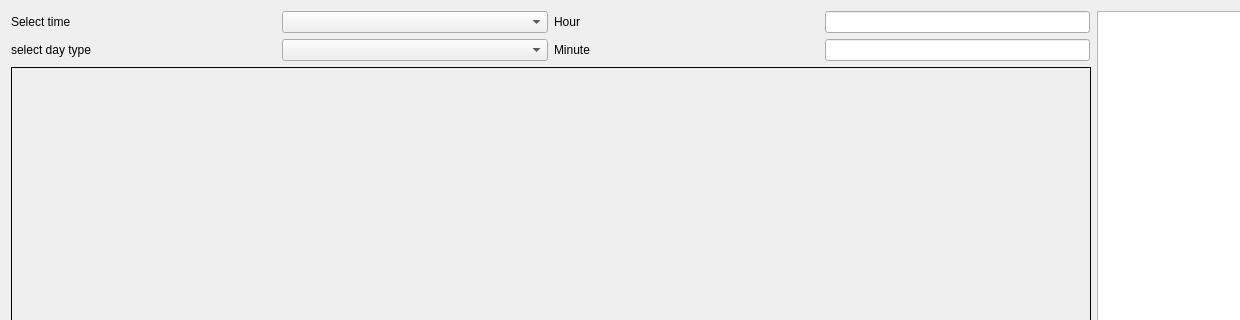
First picture: the form in application/ui/processing_window.ui, repository Nitish1206/yolor_tracking, before the edit; both pictures show x 0 to 1240 and y 0 to 320 of the 1332 by 874 pixel window.
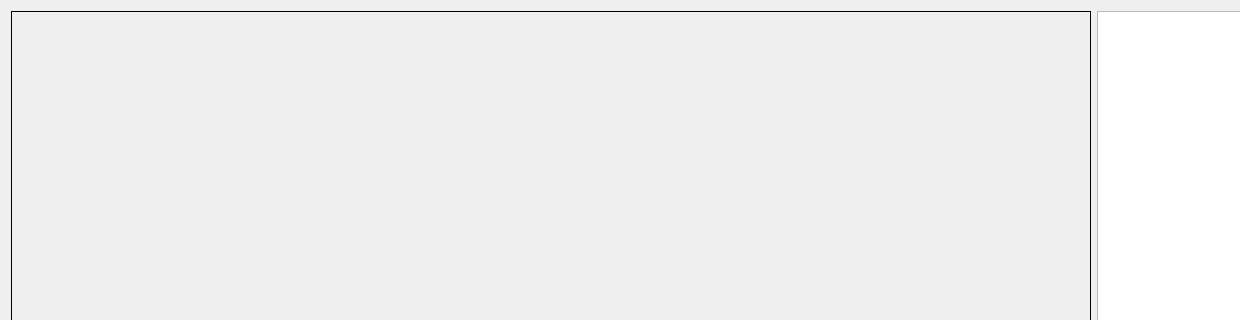
Second picture: the form after the edit.

```diff
--- a/application/ui/processing_window.ui
+++ b/application/ui/processing_window.ui
@@ -17,54 +17,7 @@
    <item row="0" column="1">
     <layout class="QHBoxLayout" name="horizontalLayout_2" stretch="2,2">
      <item>
-      <layout class="QVBoxLayout" name="verticalLayout" stretch="1,4,1,0">
-       <item>
-        <layout class="QGridLayout" name="gridLayout" columnstretch="1,1,1,1,0" columnminimumwidth="1,1,1,1,1">
-         <property name="sizeConstraint">
-          <enum>QLayout::SetNoConstraint</enum>
-         </property>
-         <item row="1" column="2">
-          <widget class="QLabel" name="label_2">
-           <property name="text">
-            <string>Minute</string>
-           </property>
-          </widget>
-         </item>
-         <item row="1" column="1">
-          <widget class="QComboBox" name="comboBox_2"/>
-         </item>
-         <item row="0" column="0">
-          <widget class="QLabel" name="time_selector">
-           <property name="text">
-            <string>Select time</string>
-           </property>
-          </widget>
-         </item>
-         <item row="0" column="1">
-          <widget class="QComboBox" name="comboBox"/>
-         </item>
-         <item row="0" column="2">
-          <widget class="QLabel" name="label">
-           <property name="text">
-            <string>Hour</string>
-           </property>
-          </widget>
-         </item>
-         <item row="1" column="0">
-          <widget class="QLabel" name="day_selector">
-           <property name="text">
-            <string>select day type</string>
-           </property>
-          </widget>
-         </item>
-         <item row="0" column="3">
-          <widget class="QLineEdit" name="hour_incrementor"/>
-         </item>
-         <item row="1" column="3">
-          <widget class="QLineEdit" name="minute_incrementor"/>
-         </item>
-        </layout>
-       </item>
+      <layout class="QVBoxLayout" name="verticalLayout" stretch="4,1,0">
        <item>
         <widget class="QLabel" name="video_processor">
          <property name="minimumSize">
```
